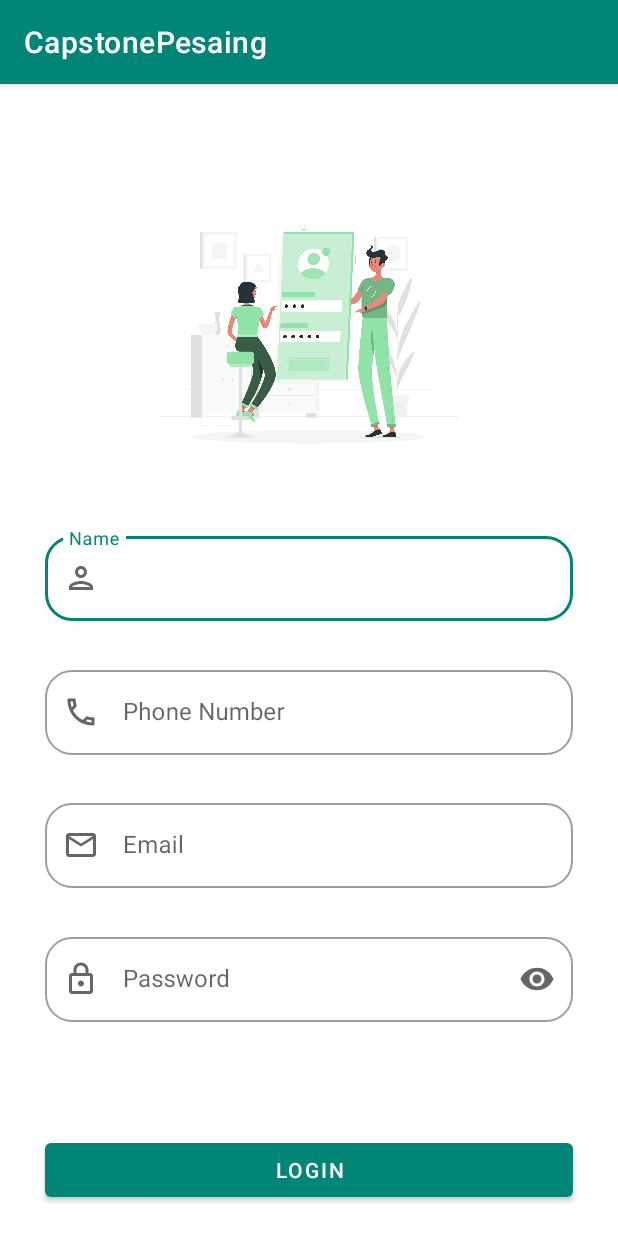
After one commit to fajarromadhon559/capstone, an Android app: the RegisterActivity screen opened directly, with no data from a screen before it, on a phone screen of 412 x 824 dp. The commit adds this screen. Run offline under Robolectric (Android 15) with nearby library versions, the phone set to English and light mode, and no system bars.

Commit message:
layout login dan register

```diff
--- a/app/build.gradle
+++ b/app/build.gradle
@@ -42,6 +42,8 @@ dependencies {
     implementation 'androidx.appcompat:appcompat:1.5.1'
     implementation 'com.google.android.material:material:1.7.0'
     implementation 'androidx.constraintlayout:constraintlayout:2.1.4'
+    implementation 'androidx.navigation:navigation-fragment-ktx:2.5.3'
+    implementation 'androidx.navigation:navigation-ui-ktx:2.5.3'
     testImplementation 'junit:junit:4.13.2'
     androidTestImplementation 'androidx.test.ext:junit:1.1.4'
     androidTestImplementation 'androidx.test.espresso:espresso-core:3.5.0'
--- /dev/null
+++ b/app/src/main/java/com/example/capstonepesaing/RegisterActivity.kt
@@ -0,0 +1,18 @@
+package com.example.capstonepesaing
+
+import android.os.Bundle
+import androidx.appcompat.app.AppCompatActivity
+import com.example.capstonepesaing.databinding.ActivityRegisterBinding
+
+class RegisterActivity : AppCompatActivity() {
+
+    private lateinit var binding: ActivityRegisterBinding
+
+    override fun onCreate(savedInstanceState: Bundle?) {
+        super.onCreate(savedInstanceState)
+        binding = ActivityRegisterBinding.inflate(layoutInflater)
+        setContentView(binding.root)
+
+    }
+
+}
--- /dev/null
+++ b/app/src/main/res/drawable/ic_outline_email_24.xml
@@ -0,0 +1,5 @@
+<vector android:height="24dp" android:tint="#000000"
+    android:viewportHeight="24" android:viewportWidth="24"
+    android:width="24dp" xmlns:android="http://schemas.android.com/apk/res/android">
+    <path android:fillColor="@android:color/white" android:pathData="M22,6c0,-1.1 -0.9,-2 -2,-2L4,4c-1.1,0 -2,0.9 -2,2v12c0,1.1 0.9,2 2,2h16c1.1,0 2,-0.9 2,-2L22,6zM20,6l-8,5 -8,-5h16zM20,18L4,18L4,8l8,5 8,-5v10z"/>
+</vector>
--- /dev/null
+++ b/app/src/main/res/drawable/ic_outline_lock_24.xml
@@ -0,0 +1,5 @@
+<vector android:height="24dp" android:tint="#000000"
+    android:viewportHeight="24" android:viewportWidth="24"
+    android:width="24dp" xmlns:android="http://schemas.android.com/apk/res/android">
+    <path android:fillColor="@android:color/white" android:pathData="M18,8h-1L17,6c0,-2.76 -2.24,-5 -5,-5S7,3.24 7,6v2L6,8c-1.1,0 -2,0.9 -2,2v10c0,1.1 0.9,2 2,2h12c1.1,0 2,-0.9 2,-2L20,10c0,-1.1 -0.9,-2 -2,-2zM9,6c0,-1.66 1.34,-3 3,-3s3,1.34 3,3v2L9,8L9,6zM18,20L6,20L6,10h12v10zM12,17c1.1,0 2,-0.9 2,-2s-0.9,-2 -2,-2 -2,0.9 -2,2 0.9,2 2,2z"/>
+</vector>
--- /dev/null
+++ b/app/src/main/res/drawable/ic_outline_person_24.xml
@@ -0,0 +1,5 @@
+<vector android:height="24dp" android:tint="#000000"
+    android:viewportHeight="24" android:viewportWidth="24"
+    android:width="24dp" xmlns:android="http://schemas.android.com/apk/res/android">
+    <path android:fillColor="@android:color/white" android:pathData="M12,6c1.1,0 2,0.9 2,2s-0.9,2 -2,2 -2,-0.9 -2,-2 0.9,-2 2,-2m0,10c2.7,0 5.8,1.29 6,2L6,18c0.23,-0.72 3.31,-2 6,-2m0,-12C9.79,4 8,5.79 8,8s1.79,4 4,4 4,-1.79 4,-4 -1.79,-4 -4,-4zM12,14c-2.67,0 -8,1.34 -8,4v2h16v-2c0,-2.66 -5.33,-4 -8,-4z"/>
+</vector>
--- /dev/null
+++ b/app/src/main/res/drawable/ic_outline_phone_24.xml
@@ -0,0 +1,5 @@
+<vector android:height="24dp" android:tint="#000000"
+    android:viewportHeight="24" android:viewportWidth="24"
+    android:width="24dp" xmlns:android="http://schemas.android.com/apk/res/android">
+    <path android:fillColor="@android:color/white" android:pathData="M6.54,5c0.06,0.89 0.21,1.76 0.45,2.59l-1.2,1.2c-0.41,-1.2 -0.67,-2.47 -0.76,-3.79h1.51m9.86,12.02c0.85,0.24 1.72,0.39 2.6,0.45v1.49c-1.32,-0.09 -2.59,-0.35 -3.8,-0.75l1.2,-1.19M7.5,3H4c-0.55,0 -1,0.45 -1,1 0,9.39 7.61,17 17,17 0.55,0 1,-0.45 1,-1v-3.49c0,-0.55 -0.45,-1 -1,-1 -1.24,0 -2.45,-0.2 -3.57,-0.57 -0.1,-0.04 -0.21,-0.05 -0.31,-0.05 -0.26,0 -0.51,0.1 -0.71,0.29l-2.2,2.2c-2.83,-1.45 -5.15,-3.76 -6.59,-6.59l2.2,-2.2c0.28,-0.28 0.36,-0.67 0.25,-1.02C8.7,6.45 8.5,5.25 8.5,4c0,-0.55 -0.45,-1 -1,-1z"/>
+</vector>
--- /dev/null
+++ b/app/src/main/res/layout/activity_register.xml
@@ -0,0 +1,130 @@
+<?xml version="1.0" encoding="utf-8"?>
+<androidx.constraintlayout.widget.ConstraintLayout xmlns:android="http://schemas.android.com/apk/res/android"
+    xmlns:app="http://schemas.android.com/apk/res-auto"
+    xmlns:tools="http://schemas.android.com/tools"
+    android:layout_width="match_parent"
+    android:layout_height="match_parent"
+    tools:context=".RegisterActivity">
+
+    <ImageView
+        android:layout_width="200dp"
+        android:layout_height="200dp"
+        android:src="@drawable/mobile_register_img"
+        app:layout_constraintBottom_toTopOf="@id/guideline_top_image"
+        app:layout_constraintEnd_toEndOf="parent"
+        app:layout_constraintStart_toStartOf="parent" />
+
+    <com.google.android.material.textfield.TextInputLayout
+        android:id="@+id/name_textInputLayout"
+        style="@style/OutlinedRoundedBox"
+        android:layout_width="match_parent"
+        android:layout_height="wrap_content"
+        android:layout_marginStart="30dp"
+        android:layout_marginEnd="30dp"
+        android:hint="@string/name_string"
+        app:layout_constraintStart_toStartOf="parent"
+        app:layout_constraintTop_toBottomOf="@id/guideline_top_image"
+        app:layout_constraintBottom_toTopOf="@id/phone_textInputLayout"
+        app:startIconDrawable="@drawable/ic_outline_person_24">
+
+        <com.google.android.material.textfield.TextInputEditText
+            android:id="@+id/name_textInputEditText"
+            android:layout_width="match_parent"
+            android:layout_height="wrap_content"
+            android:inputType="textPersonName" />
+
+    </com.google.android.material.textfield.TextInputLayout>
+
+    <com.google.android.material.textfield.TextInputLayout
+        android:id="@+id/phone_textInputLayout"
+        style="@style/OutlinedRoundedBox"
+        android:layout_width="match_parent"
+        android:layout_height="wrap_content"
+        android:layout_marginStart="30dp"
+        android:layout_marginEnd="30dp"
+        android:hint="@string/phone_num_string"
+
+        app:layout_constraintStart_toStartOf="parent"
+        app:layout_constraintEnd_toEndOf="parent"
+        app:layout_constraintTop_toBottomOf="@id/name_textInputLayout"
+        app:layout_constraintBottom_toTopOf="@id/email_textInputLayout"
+        app:startIconDrawable="@drawable/ic_outline_phone_24">
+
+        <com.google.android.material.textfield.TextInputEditText
+            android:id="@+id/phone_textInputEditText"
+            android:layout_width="match_parent"
+            android:layout_height="wrap_content"
+            android:inputType="phone" />
+
+    </com.google.android.material.textfield.TextInputLayout>
+
+    <com.google.android.material.textfield.TextInputLayout
+        android:id="@+id/email_textInputLayout"
+        style="@style/OutlinedRoundedBox"
+        android:layout_width="match_parent"
+        android:layout_height="wrap_content"
+        android:layout_marginStart="30dp"
+        android:layout_marginEnd="30dp"
+        android:hint="@string/email_string"
+        app:layout_constraintStart_toStartOf="parent"
+        app:layout_constraintTop_toBottomOf="@id/phone_textInputLayout"
+        app:layout_constraintBottom_toTopOf="@id/password_textInputLayout"
+        app:startIconDrawable="@drawable/ic_outline_email_24">
+
+        <com.google.android.material.textfield.TextInputEditText
+            android:id="@+id/email_textInputEditText"
+            android:layout_width="match_parent"
+            android:layout_height="wrap_content"
+            android:inputType="textEmailAddress" />
+
+    </com.google.android.material.textfield.TextInputLayout>
+
+    <com.google.android.material.textfield.TextInputLayout
+        android:id="@+id/password_textInputLayout"
+        style="@style/OutlinedRoundedBox"
+        android:layout_width="match_parent"
+        android:layout_height="wrap_content"
+        android:layout_marginStart="30dp"
+        android:layout_marginEnd="30dp"
+        android:hint="@string/password_string"
+        app:endIconMode="password_toggle"
+        app:layout_constraintStart_toStartOf="parent"
+        app:layout_constraintTop_toBottomOf="@id/email_textInputLayout"
+        app:layout_constraintBottom_toTopOf="@id/guideline_top_login"
+        app:startIconDrawable="@drawable/ic_outline_lock_24">
+
+        <com.google.android.material.textfield.TextInputEditText
+            android:id="@+id/password_textInputEditText"
+            android:layout_width="match_parent"
+            android:layout_height="wrap_content"
+            android:inputType="textPassword" />
+
+    </com.google.android.material.textfield.TextInputLayout>
+
+    <Button
+        android:layout_width="0dp"
+        android:layout_height="wrap_content"
+        android:layout_marginStart="30dp"
+        android:layout_marginEnd="30dp"
+        android:layout_marginBottom="20dp"
+        android:text="@string/login_ek1_string"
+        app:layout_constraintBottom_toBottomOf="parent"
+        app:layout_constraintEnd_toEndOf="parent"
+        app:layout_constraintStart_toStartOf="parent" />
+
+    <androidx.constraintlayout.widget.Guideline
+        android:id="@+id/guideline_top_image"
+        android:layout_width="wrap_content"
+        android:layout_height="wrap_content"
+        android:orientation="horizontal"
+        app:layout_constraintGuide_percent="0.35" />
+
+    <androidx.constraintlayout.widget.Guideline
+        android:id="@+id/guideline_top_login"
+        android:layout_width="wrap_content"
+        android:layout_height="wrap_content"
+        android:orientation="horizontal"
+        app:layout_constraintGuide_percent="0.85" />
+
+
+</androidx.constraintlayout.widget.ConstraintLayout>
--- a/app/src/main/res/values/colors.xml
+++ b/app/src/main/res/values/colors.xml
@@ -1,5 +1,8 @@
 <?xml version="1.0" encoding="utf-8"?>
 <resources>
+    <color name="colorPrimary">#008577</color>
+    <color name="colorPrimaryDark">#00574B</color>
+    <color name="colorAccent">#D81B60</color>
     <color name="purple_200">#FFBB86FC</color>
     <color name="purple_500">#FF6200EE</color>
     <color name="purple_700">#FF3700B3</color>
@@ -7,4 +10,8 @@
     <color name="teal_700">#FF018786</color>
     <color name="black">#FF000000</color>
     <color name="white">#FFFFFFFF</color>
+
+    <color name="_bg__login_user_ek2_color">#FFFFFF</color>
+    <color name="login_color">#000000</color>
+    <color name="rectangle_83_color">#54B435</color>
 </resources>
--- a/app/src/main/res/values/strings.xml
+++ b/app/src/main/res/values/strings.xml
@@ -1,3 +1,20 @@
 <resources>
     <string name="app_name">CapstonePesaing</string>
+
+    <string name="ek_img_content">ExportKit Image</string>
+    <string name="login_string">Login</string>
+    <string name="password_string">Password</string>
+    <string name="email_string">Email</string>
+    <string name="login_ek1_string">Login</string>
+    <string name="title_activity_register">RegisterActivity</string>
+    <!-- Strings used for fragments for navigation -->
+    <string name="first_fragment_label">First Fragment</string>
+    <string name="second_fragment_label">Second Fragment</string>
+    <string name="next">Next</string>
+    <string name="previous">Previous</string>
+
+    <string name="hello_first_fragment">Hello first fragment</string>
+    <string name="hello_second_fragment">Hello second fragment. Arg: %1$s</string>
+    <string name="name_string">Name</string>
+    <string name="phone_num_string">Phone Number</string>
 </resources>
--- a/app/src/main/res/values/themes.xml
+++ b/app/src/main/res/values/themes.xml
@@ -1,8 +1,8 @@
 <resources xmlns:tools="http://schemas.android.com/tools">
     <!-- Base application theme. -->
-    <style name="Theme.CapstonePesaing" parent="Theme.MaterialComponents.DayNight.DarkActionBar">
+    <style name="Theme.CapstonePesaing" parent="Theme.MaterialComponents.Light.DarkActionBar">
         <!-- Primary brand color. -->
-        <item name="colorPrimary">@color/purple_500</item>
+
         <item name="colorPrimaryVariant">@color/purple_700</item>
         <item name="colorOnPrimary">@color/white</item>
         <!-- Secondary brand color. -->
@@ -12,5 +12,29 @@
         <!-- Status bar color. -->
         <item name="android:statusBarColor">?attr/colorPrimaryVariant</item>
         <!-- Customize your theme here. -->
+
+        <item name="colorPrimary">@color/colorPrimary</item>
+        <item name="colorPrimaryDark">@color/colorPrimaryDark</item>
+        <item name="colorAccent">@color/colorAccent</item>
     </style>
+
+    <style name="OutlinedRoundedBox" parent="Widget.MaterialComponents.TextInputLayout.OutlinedBox">
+        <item name="shapeAppearanceOverlay">
+            @style/ShapeAppearanceOverlay.MyApp.TextInputLayout.Rounded
+        </item>
+    </style>
+
+    <style name="ShapeAppearanceOverlay.MyApp.TextInputLayout.Rounded" parent="">
+        <item name="cornerFamily">rounded</item>
+        <item name="cornerSize">18dp</item>
+    </style>
+
+    <style name="Theme.CapstonePesaing.NoActionBar">
+        <item name="windowActionBar">false</item>
+        <item name="windowNoTitle">true</item>
+    </style>
+
+    <style name="Theme.CapstonePesaing.AppBarOverlay" parent="ThemeOverlay.AppCompat.Dark.ActionBar" />
+
+    <style name="Theme.CapstonePesaing.PopupOverlay" parent="ThemeOverlay.AppCompat.Light" />
 </resources>
```
Also changed, not shown: app/src/main/AndroidManifest.xml (+14 -0 lines), app/src/main/java/com/example/capstonepesaing/LoginUser.kt (added, +11 -0 lines), app/src/main/java/com/example/capstonepesaing/MainActivity.kt (+14 -1 lines), app/src/main/res/layout/activity_login_user.xml (added, +93 -0 lines), app/src/main/res/layout/activity_main.xml (+21 -0 lines), app/src/main/res/drawable/mobile_login_amico_1.png (added), app/src/main/res/drawable/mobile_register_img.png (added), app/src/main/res/drawable/vector_ek1.png (added).
